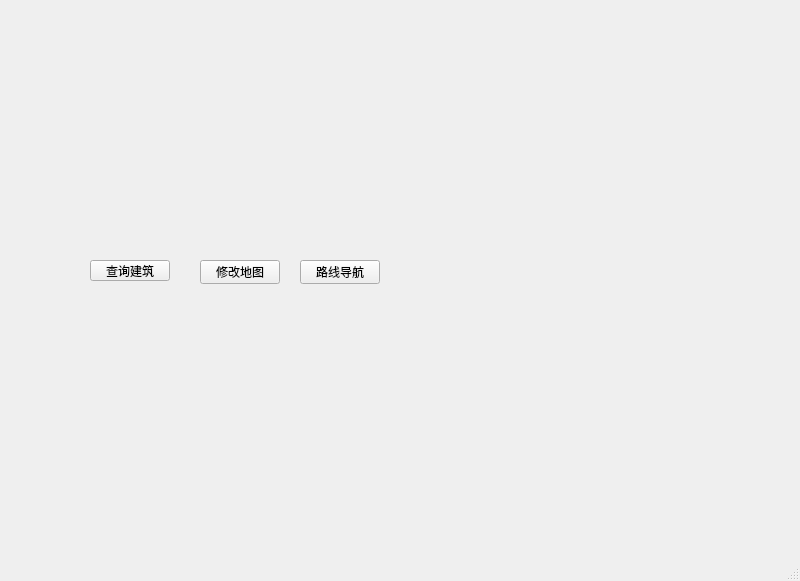
Qt form mainwindow.ui (Belikov0/CampusMap) before a commit.
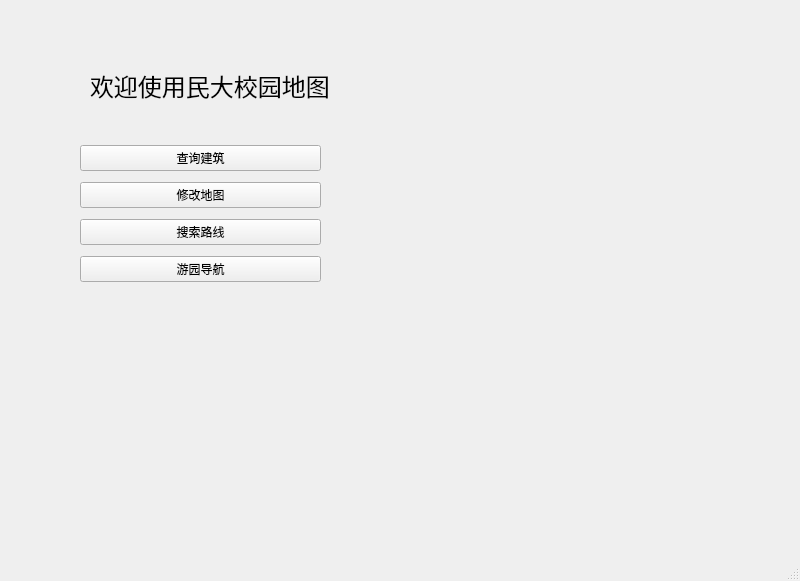
The same form after that commit.

```diff
--- a/mainwindow.ui
+++ b/mainwindow.ui
@@ -14,43 +14,64 @@
    <string>MainWindow</string>
   </property>
   <widget class="QWidget" name="centralwidget">
-   <widget class="QPushButton" name="pushButton">
+   <widget class="QWidget" name="verticalLayoutWidget">
     <property name="geometry">
      <rect>
-      <x>90</x>
-      <y>260</y>
-      <width>80</width>
-      <height>21</height>
+      <x>80</x>
+      <y>140</y>
+      <width>241</width>
+      <height>151</height>
      </rect>
     </property>
+    <layout class="QVBoxLayout" name="verticalLayout">
+     <item>
+      <widget class="QPushButton" name="searchBuildingPushButton">
     <property name="text">
      <string>查询建筑</string>
     </property>
    </widget>
-   <widget class="QPushButton" name="pushButton_2">
-    <property name="geometry">
-     <rect>
-      <x>200</x>
-      <y>260</y>
-      <width>80</width>
-      <height>24</height>
-     </rect>
-    </property>
+     </item>
+     <item>
+      <widget class="QPushButton" name="rectifyMapPushButton">
     <property name="text">
      <string>修改地图</string>
     </property>
    </widget>
-   <widget class="QPushButton" name="pushButton_3">
+     </item>
+     <item>
+      <widget class="QPushButton" name="searchRoutePushButton">
+       <property name="text">
+        <string>搜索路线</string>
+       </property>
+      </widget>
+     </item>
+     <item>
+      <widget class="QPushButton" name="guidingPushButton">
+       <property name="text">
+        <string>游园导航</string>
+       </property>
+      </widget>
+     </item>
+    </layout>
+   </widget>
+   <widget class="QLabel" name="label">
     <property name="geometry">
      <rect>
-      <x>300</x>
-      <y>260</y>
-      <width>80</width>
-      <height>24</height>
+      <x>90</x>
+      <y>60</y>
+      <width>241</width>
+      <height>51</height>
      </rect>
     </property>
+    <property name="font">
+     <font>
+      <family>楷体</family>
+      <pointsize>18</pointsize>
+      <bold>false</bold>
+     </font>
+    </property>
     <property name="text">
-     <string>路线导航</string>
+     <string>欢迎使用民大校园地图</string>
     </property>
    </widget>
   </widget>
```
Left out of the diff: 2 changed lines with no effect on the pictures. Lines whose indentation alone changed are shown as unchanged.
